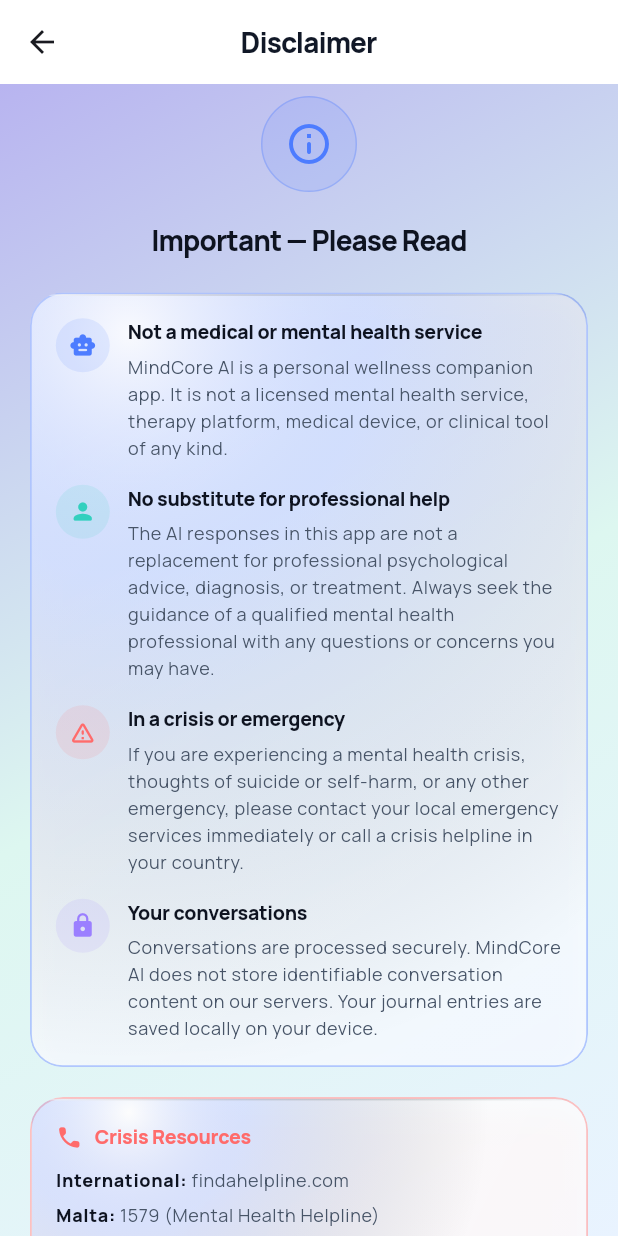
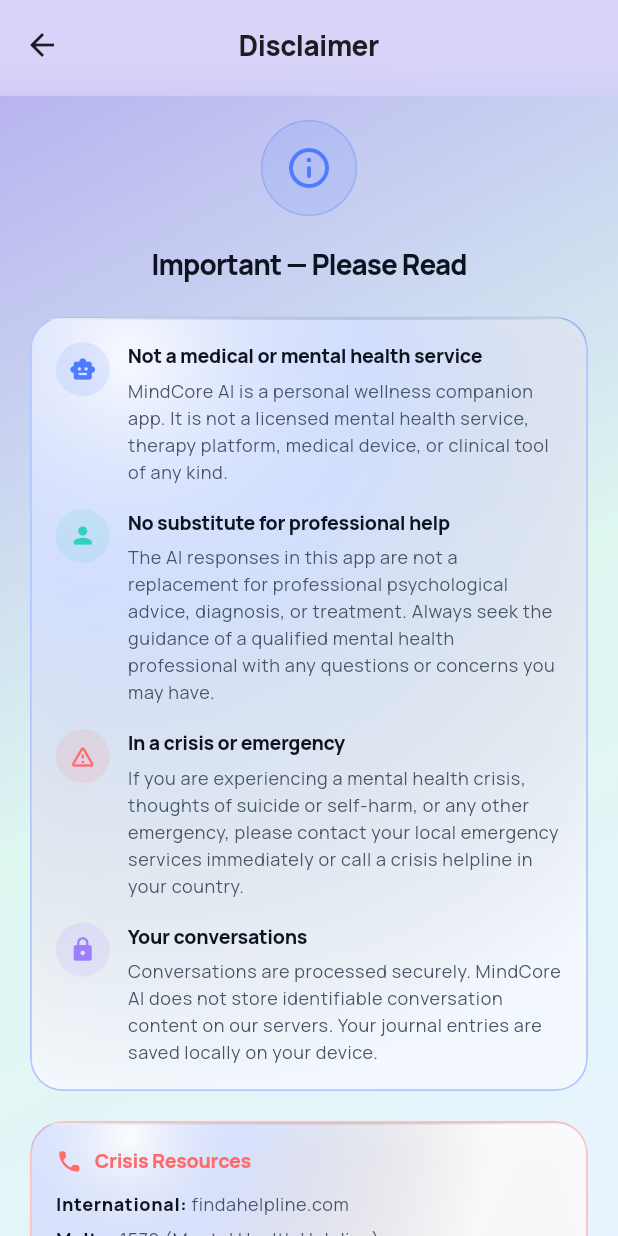
Before and after one commit to Keithfa007/mindcore_ai, a Flutter app: the DisclaimerScreen screen opened by its route, on a phone screen of 412 x 824 dp. Run offline on Flutter 3.47's test engine with Material 3 defaults, Android fonts, the phone set to English and light mode, and no system bars; our stand-ins replace audioplayers, cloud_firestore, firebase_auth, firebase_core, firebase_storage, flutter_dotenv and 11 more; accounts and stored records are empty.

Commit message:
fix: disclaimer screen — replace AppBar with AppTopBar to match other pages

```diff
--- a/lib/pages/disclaimer_screen.dart
+++ b/lib/pages/disclaimer_screen.dart
@@ -6,6 +6,8 @@
 import 'package:mindcore_ai/widgets/animated_backdrop.dart';
 import 'package:mindcore_ai/widgets/glass_card.dart';
 import 'package:mindcore_ai/widgets/app_gradients.dart';
+import 'package:mindcore_ai/widgets/page_scaffold.dart';
+import 'package:mindcore_ai/widgets/app_top_bar.dart';
 
 class DisclaimerScreen extends StatelessWidget {
   const DisclaimerScreen({super.key});
@@ -14,19 +16,12 @@
   Widget build(BuildContext context) {
     final tt     = Theme.of(context).textTheme;
     final isDark = Theme.of(context).brightness == Brightness.dark;
-    final cs     = Theme.of(context).colorScheme;
 
-    return Scaffold(
-      backgroundColor: Colors.transparent,
-      appBar: AppBar(
-        title: const Text('Disclaimer'),
-        backgroundColor: Colors.transparent,
-        elevation: 0,
-      ),
+    return PageScaffold(
+      appBar: const AppTopBar(title: 'Disclaimer'),
       body: AnimatedBackdrop(
-        child: SafeArea(
         child: ListView(
-            padding: const EdgeInsets.fromLTRB(20, 8, 20, 32),
+          padding: const EdgeInsets.fromLTRB(20, 16, 20, 32),
           children: [
             // Header icon
             Center(
@@ -180,7 +175,6 @@
           ],
         ),
       ),
-      ),
     );
   }
 }
@@ -225,8 +219,7 @@
                 title,
                 style: tt.titleSmall?.copyWith(
                   fontWeight: FontWeight.w800,
-                  color:
-                      isDark ? Colors.white : const Color(0xFF0E1320),
+                  color: isDark ? Colors.white : const Color(0xFF0E1320),
                 ),
               ),
               const SizedBox(height: 4),
@@ -271,8 +264,9 @@
             '$country: ',
             style: tt.bodySmall?.copyWith(
               fontWeight: FontWeight.w800,
-              color:
-                  isDark ? Colors.white.withValues(alpha: 0.75) : const Color(0xFF0E1320),
+              color: isDark
+                  ? Colors.white.withValues(alpha: 0.75)
+                  : const Color(0xFF0E1320),
             ),
           ),
           Expanded(
```
Lines whose indentation alone changed are shown as unchanged.
